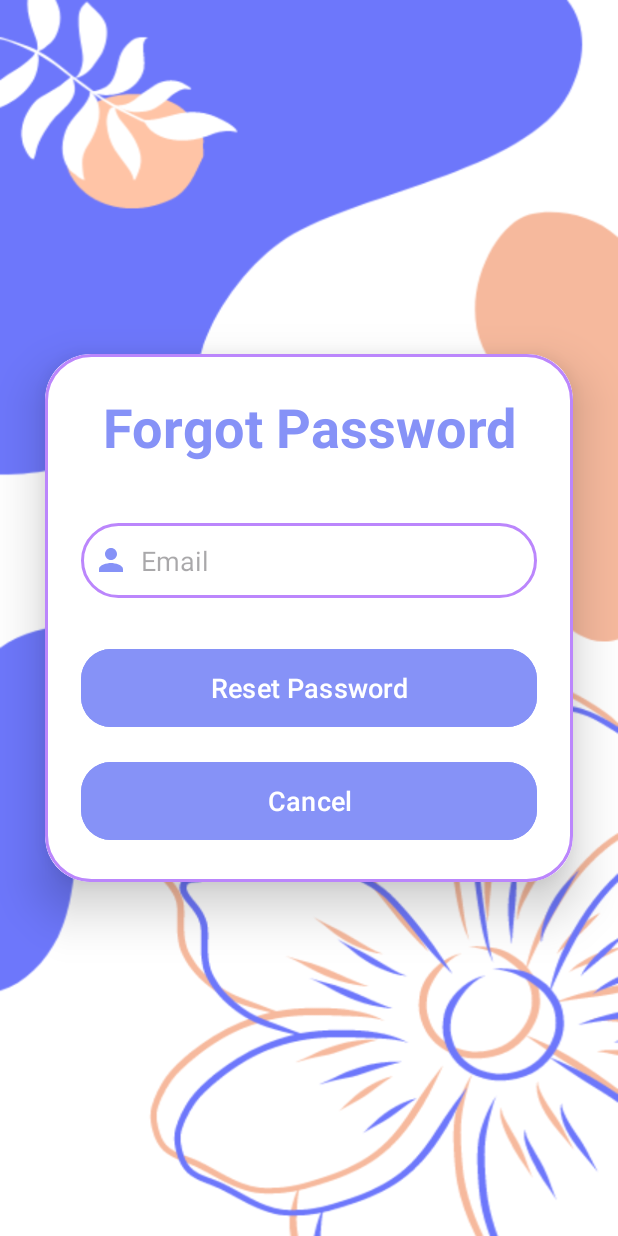
After one commit to Kayne1310/App-QLCT, an Android app: the layout dialog_forgot.xml on its own in the app's theme, with its tools: preview values and no code run, on a phone screen of 412 x 824 dp. The commit adds this screen. Run offline under Robolectric (Android 15) with nearby library versions, the phone set to English and light mode, and no system bars.

Commit message:
forgot password

```diff
--- /dev/null
+++ b/app/src/main/res/layout/dialog_forgot.xml
@@ -0,0 +1,67 @@
+<?xml version="1.0" encoding="utf-8"?>
+<LinearLayout
+    xmlns:android="http://schemas.android.com/apk/res/android"
+    xmlns:app="http://schemas.android.com/apk/res-auto"
+    xmlns:tools="http://schemas.android.com/tools"
+    android:layout_width="match_parent"
+    android:layout_height="match_parent"
+    android:orientation="vertical"
+    android:gravity="center"
+    android:background="@drawable/pagebkg"
+    tools:context=".Login.LoginActivity">
+    <androidx.cardview.widget.CardView
+        android:layout_width="match_parent"
+        android:layout_height="wrap_content"
+        android:layout_margin="30dp"
+        app:cardCornerRadius="30dp"
+        app:cardElevation="20dp">
+        <LinearLayout
+            android:layout_width="match_parent"
+            android:layout_height="wrap_content"
+            android:orientation="vertical"
+            android:layout_gravity="center_horizontal"
+            android:padding="24dp"
+            android:background="@drawable/custom_edittext">
+            <TextView
+                android:layout_width="match_parent"
+                android:layout_height="wrap_content"
+                android:text="Forgot Password"
+                android:id="@+id/loginText"
+                android:textSize="36sp"
+                android:textAlignment="center"
+                android:textStyle="bold"
+                android:textColor="@color/lavender"/>
+            <EditText
+                android:layout_width="match_parent"
+                android:layout_height="50dp"
+                android:id="@+id/emailBox"
+                android:background="@drawable/custom_edittext"
+                android:layout_marginTop="40dp"
+                android:padding="8dp"
+                android:hint="Email"
+                android:drawableLeft="@drawable/baseline_person_24"
+                android:textColor="@color/black"
+                android:drawablePadding="8dp"/>
+
+            <Button
+                android:layout_width="match_parent"
+                android:layout_height="60dp"
+                android:text="Reset Password"
+                android:id="@+id/btnReset"
+                android:textSize="18sp"
+                android:layout_marginTop="30dp"
+                android:backgroundTint="@color/lavender"
+                app:cornerRadius = "20dp"/>
+            <Button
+                android:layout_width="match_parent"
+                android:layout_height="60dp"
+                android:text="Cancel"
+                android:id="@+id/btnCancel"
+                android:textSize="18sp"
+                android:layout_marginTop="15dp"
+                android:backgroundTint="@color/lavender"
+                app:cornerRadius = "20dp"/>
+
+        </LinearLayout>
+    </androidx.cardview.widget.CardView>
+</LinearLayout>
```
Also changed, not shown: app/src/main/AndroidManifest.xml (+4 -5 lines), app/src/main/java/com/example/projectappqlct/Login/LoginActivity.java (+45 -77 lines).
